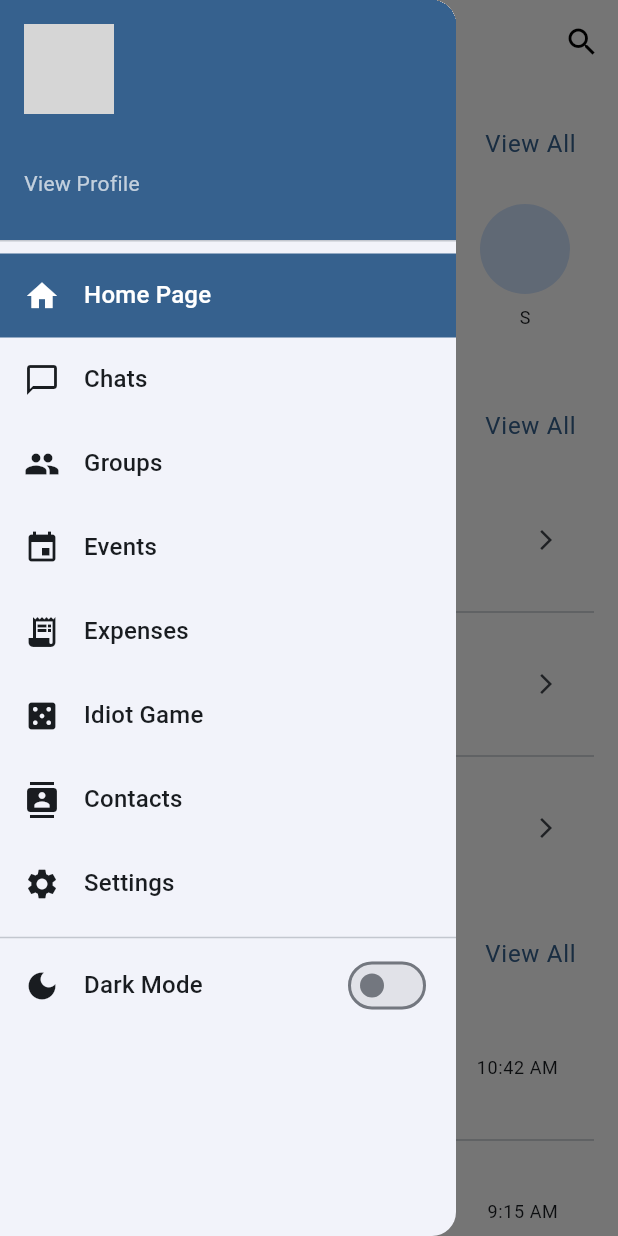
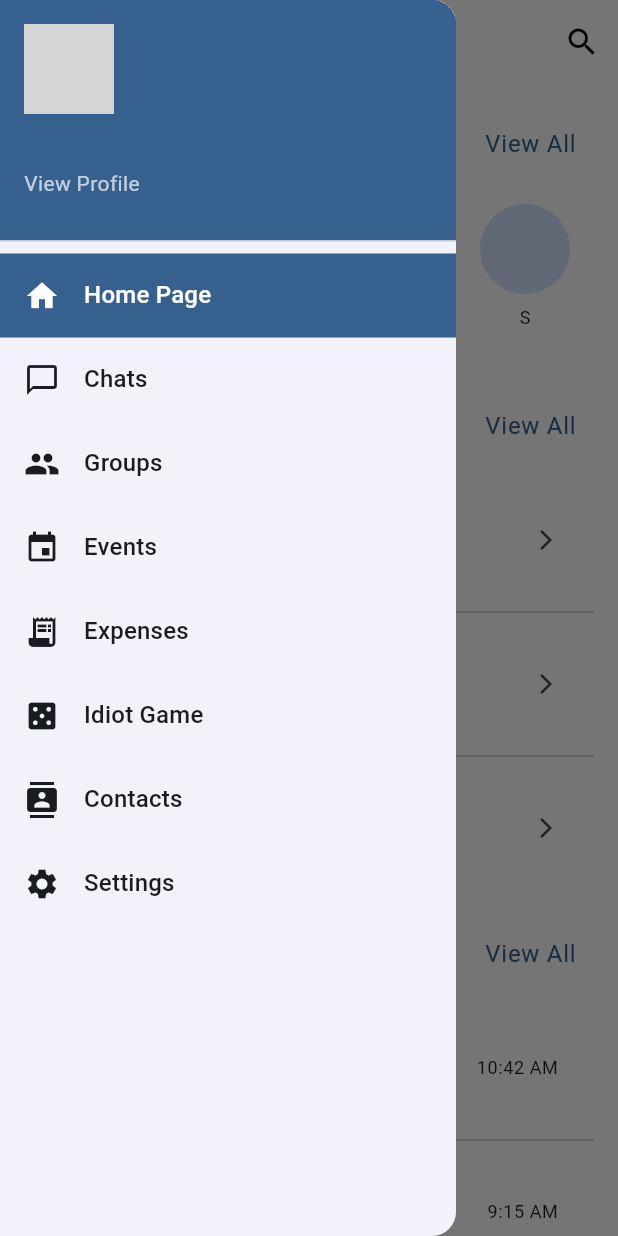
Before and after one commit to ferr0084/ISP, a Flutter app: the screen it shows once a user with an empty profile is signed in, with the side drawer open, on a phone screen of 412 x 824 dp. Run offline on Flutter 3.47's test engine with Material 3 defaults, Android fonts, the phone set to English and light mode, and no system bars; our stand-ins replace dartz, equatable, flutter_contacts, flutter_dotenv, get_it, go_router and 3 more; missing offline and left inert: mobile_scanner; accounts and stored records are empty; network calls fail; grey boxes are pictures that could not be loaded.

Commit message:
removed dark mode toggle

```diff
--- a/app/lib/core/widgets/main_drawer.dart
+++ b/app/lib/core/widgets/main_drawer.dart
@@ -122,32 +122,6 @@ class MainDrawer extends StatelessWidget {
             route: '/settings',
             currentRoute: currentRoute,
           ),
-          const Divider(),
-          Padding(
-            padding: const EdgeInsets.symmetric(horizontal: 16.0),
-            child: Row(
-              children: [
-                Icon(
-                  Icons.dark_mode,
-                  color: Theme.of(context).colorScheme.onSurface,
-                ),
-                const SizedBox(width: 16.0),
-                Text(
-                  'Dark Mode',
-                  style: Theme.of(context).textTheme.titleMedium?.copyWith(
-                    color: Theme.of(context).colorScheme.onSurface,
-                  ),
-                ),
-                const Spacer(),
-                Switch(
-                  value: Theme.of(context).brightness == Brightness.dark,
-                  onChanged: (value) {
-                    // TODO: Implement theme switching logic
-                  },
-                ),
-              ],
-            ),
-          ),
         ],
       ),
     );
```
